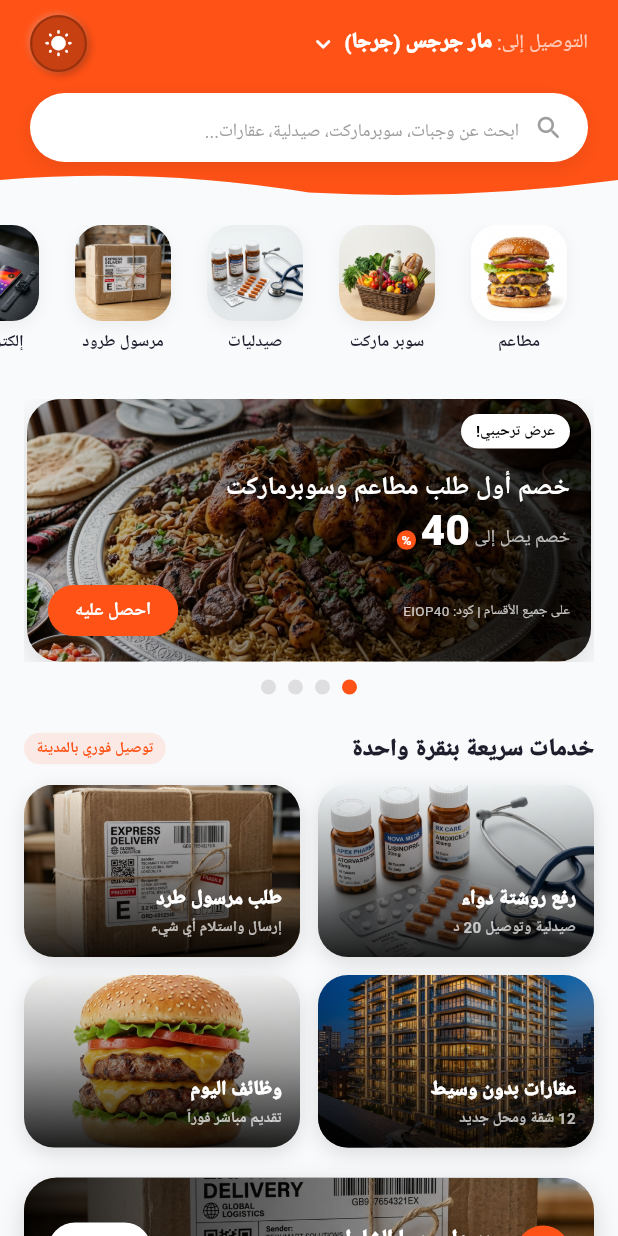
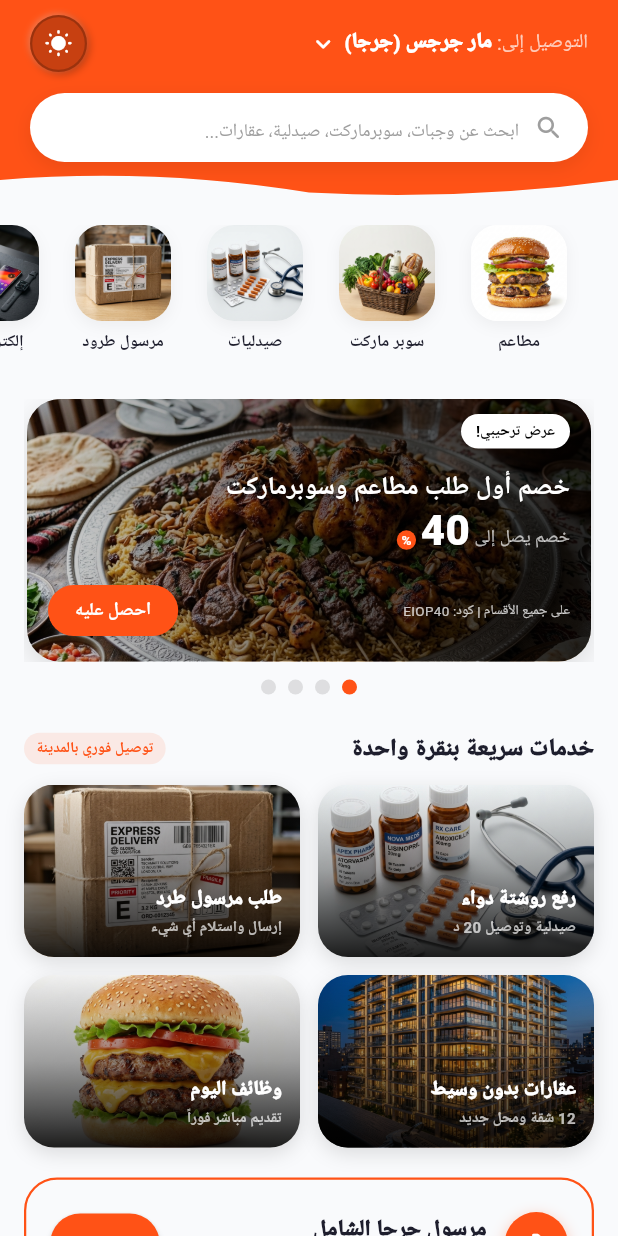
Before and after one commit to khaledibrahim1/EIOP, a Flutter app: the HomeScreen screen opened directly, on a phone screen of 412 x 824 dp. Run offline on Flutter 3.47's test engine with Material 3 defaults, Android fonts, the light colour scheme and no system bars; our stand-ins replace google_fonts; Roboto replaces fonts that are missing (Tajawal).

Commit message:
fix bugs

```diff
--- a/lib/screens/home_screen.dart
+++ b/lib/screens/home_screen.dart
@@ -797,7 +797,7 @@ class _HomeScreenState extends State<HomeScreen> {
                     ),
                     const SizedBox(height: 20),
 
-                    // 5. EIOP CITY EXPRESS PARCEL BANNER WITH FULL IMAGE BACKGROUND
+                    // 5. EIOP CITY EXPRESS PARCEL BANNER (HOLLOW / RECESSED BORDERED DESIGN)
                     Padding(
                       padding: const EdgeInsets.symmetric(horizontal: 16),
                       child: GestureDetector(
@@ -810,56 +810,45 @@ class _HomeScreenState extends State<HomeScreen> {
                           );
                         },
                         child: Container(
-                          height: 100,
+                          height: 88,
                           decoration: BoxDecoration(
                             borderRadius: BorderRadius.circular(22),
-                            boxShadow: [
-                              BoxShadow(
-                                color: Colors.black.withValues(alpha: 0.15),
-                                blurRadius: 14,
-                                offset: const Offset(0, 5),
-                              ),
-                            ],
-                            image: const DecorationImage(
-                              image:
-                                  AssetImage('assets/images/cat_parcel.png'),
-                              fit: BoxFit.cover,
+                            color: Colors.transparent,
+                            border: Border.all(
+                              color: const Color(0xFFFF5216),
+                              width: 1.5,
                             ),
                           ),
-                          child: Container(
+                          child: Padding(
                             padding: const EdgeInsets.symmetric(
                                 horizontal: 16, vertical: 12),
-                            decoration: BoxDecoration(
-                              borderRadius: BorderRadius.circular(22),
-                              gradient: LinearGradient(
-                                colors: [
-                                  Colors.black.withValues(alpha: 0.90),
-                                  Colors.black.withValues(alpha: 0.45),
-                                  Colors.transparent,
-                                ],
-                                begin: Alignment.centerLeft,
-                                end: Alignment.centerRight,
-                              ),
-                            ),
                             child: Row(
                               children: [
                                 Expanded(
                                   child: Row(
                                     children: [
                                       Container(
-                                        padding: const EdgeInsets.all(8),
-                                        decoration: const BoxDecoration(
-                                          color: Color(0xFFFF5216),
+                                        padding: const EdgeInsets.all(10),
+                                        decoration: BoxDecoration(
+                                          color: const Color(0xFFFF5216),
                                           shape: BoxShape.circle,
+                                          boxShadow: [
+                                            BoxShadow(
+                                              color: const Color(0xFFFF5216)
+                                                  .withValues(alpha: 0.35),
+                                              blurRadius: 8,
+                                              offset: const Offset(0, 3),
+                                            ),
+                                          ],
                                         ),
                                         child: const Icon(
                                           Icons.two_wheeler_rounded,
                                           color: Colors.white,
-                                          size: 20,
+                                          size: 22,
                                         ),
                                       ),
-                                      const SizedBox(width: 10),
-                                      const Expanded(
+                                      const SizedBox(width: 12),
+                                      Expanded(
                                         child: Column(
                                           crossAxisAlignment:
                                               CrossAxisAlignment.start,
@@ -871,19 +860,19 @@ class _HomeScreenState extends State<HomeScreen> {
                                               maxLines: 1,
                                               overflow: TextOverflow.ellipsis,
                                               style: TextStyle(
-                                                color: Colors.white,
-                                                fontSize: 14,
+                                                color: AppColors.textPrimary,
+                                                fontSize: 15,
                                                 fontWeight: FontWeight.w900,
                                               ),
                                             ),
-                                            SizedBox(height: 2),
+                                            const SizedBox(height: 3),
                                             Text(
                                               'نقل طرود ومفاتيح بالمدينة',
                                               maxLines: 1,
                                               overflow: TextOverflow.ellipsis,
                                               style: TextStyle(
-                                                color: Colors.white70,
-                                                fontSize: 10,
+                                                color: AppColors.textSecondary,
+                                                fontSize: 11,
                                                 fontWeight: FontWeight.w500,
                                               ),
                                             ),
@@ -893,7 +882,7 @@ class _HomeScreenState extends State<HomeScreen> {
                                     ],
                                   ),
                                 ),
-                                const SizedBox(width: 8),
+                                const SizedBox(width: 10),
                                 ElevatedButton(
                                   onPressed: () {
                                     Navigator.push(
@@ -905,14 +894,14 @@ class _HomeScreenState extends State<HomeScreen> {
                                     );
                                   },
                                   style: ElevatedButton.styleFrom(
-                                    backgroundColor: Colors.white,
-                                    foregroundColor: const Color(0xFFFF5216),
+                                    backgroundColor: const Color(0xFFFF5216),
+                                    foregroundColor: Colors.white,
                                     shape: RoundedRectangleBorder(
-                                      borderRadius: BorderRadius.circular(18),
+                                      borderRadius: BorderRadius.circular(20),
                                     ),
                                     elevation: 2,
                                     padding: const EdgeInsets.symmetric(
-                                        horizontal: 14, vertical: 8),
+                                        horizontal: 16, vertical: 10),
                                   ),
                                   child: const Text(
                                     'اطلب الآن',
```
